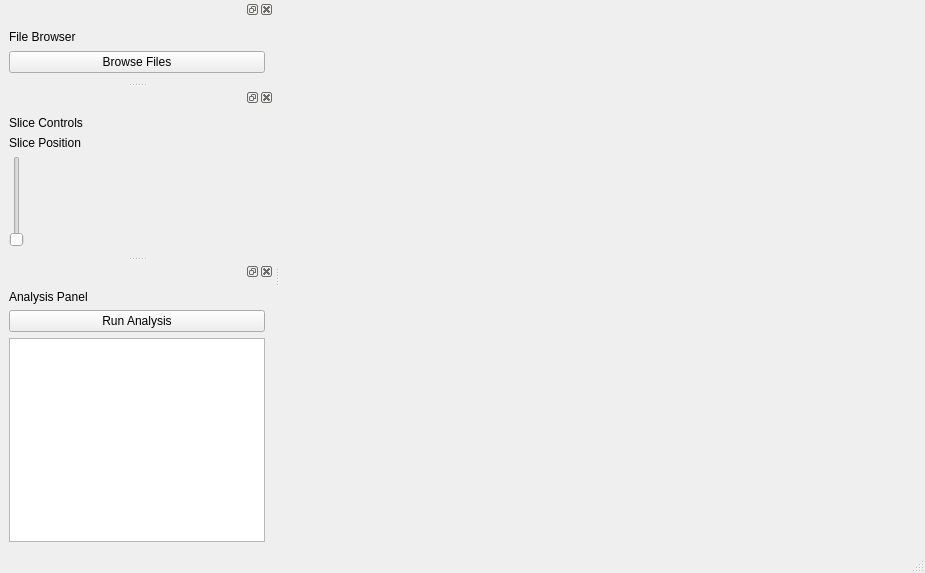
The window that resources/MainWindow.ui (inglis-dl/CTAnalyzerX) describes before a commit, drawn with Qt 5.
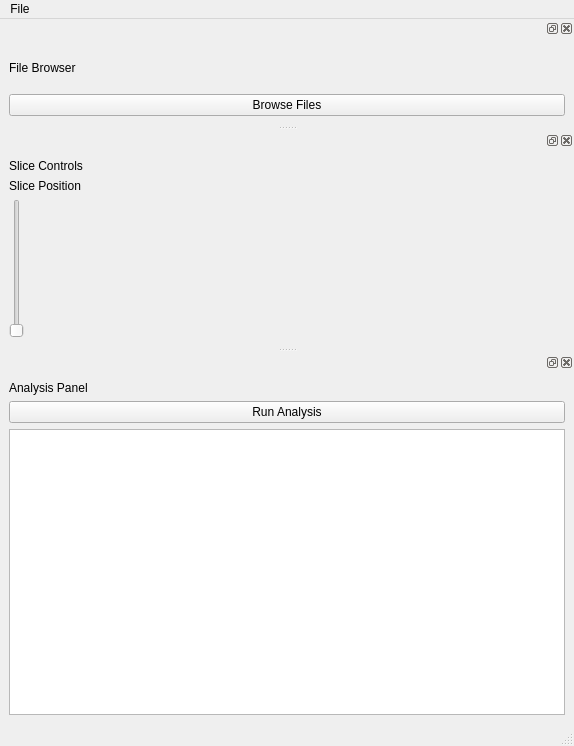
The same window after the commit.

```diff
--- a/resources/MainWindow.ui
+++ b/resources/MainWindow.ui
@@ -6,11 +6,15 @@
    <rect>
     <x>0</x>
     <y>0</y>
-    <width>925</width>
-    <height>573</height>
+    <width>574</width>
+    <height>746</height>
    </rect>
   </property>
-  <widget class="QWidget" name="centralwidget"/>
+  <widget class="QMenu" name="menuRecentFiles">
+   <property name="title">
+    <string>Recent Files</string>
+   </property>
+  </widget>
   <widget class="QDockWidget" name="dockFileBrowser">
    <attribute name="dockWidgetArea">
     <number>1</number>
@@ -91,10 +95,18 @@
     <rect>
      <x>0</x>
      <y>0</y>
-     <width>925</width>
+     <width>574</width>
      <height>23</height>
     </rect>
    </property>
+   <widget class="QMenu" name="menuFile">
+    <property name="title">
+     <string>File</string>
+    </property>
+    <addaction name="actionOpen"/>
+    <addaction name="separator"/>
+   </widget>
+   <addaction name="menuFile"/>
   </widget>
   <widget class="QStatusBar" name="statusbar"/>
  </widget>
```
Left out of the diff: 5 changed lines with no effect on the pictures.
